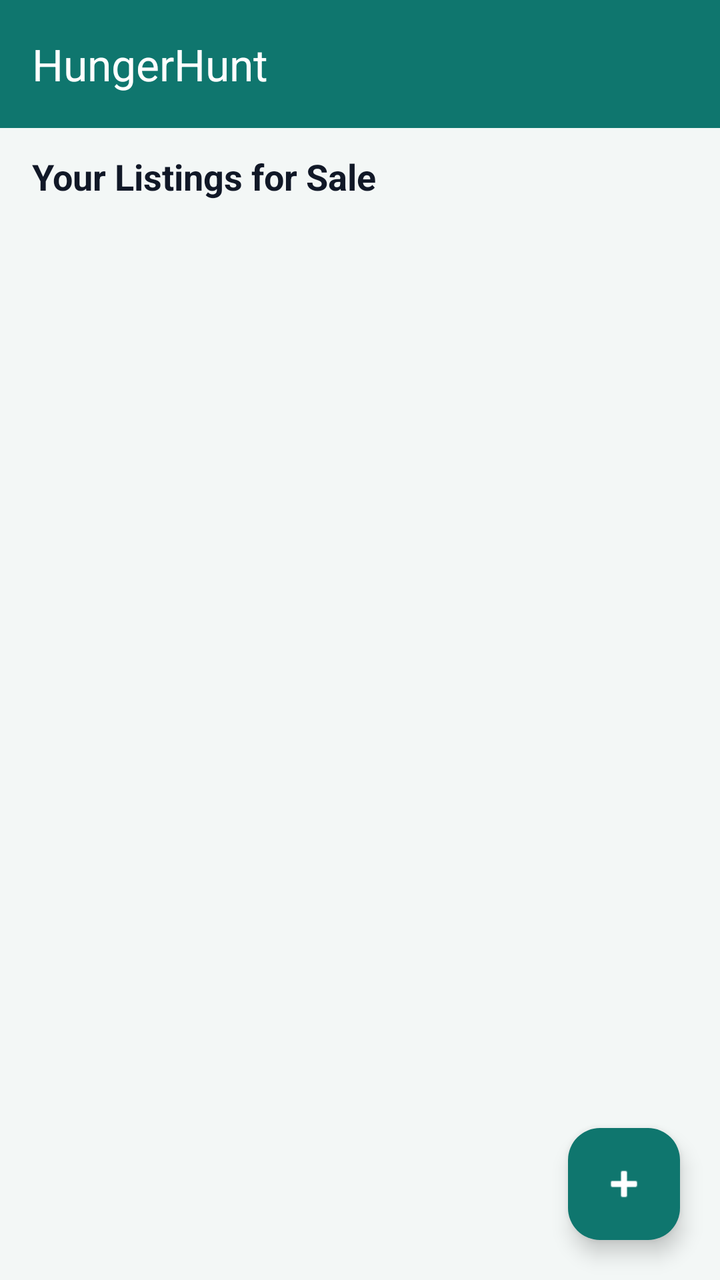
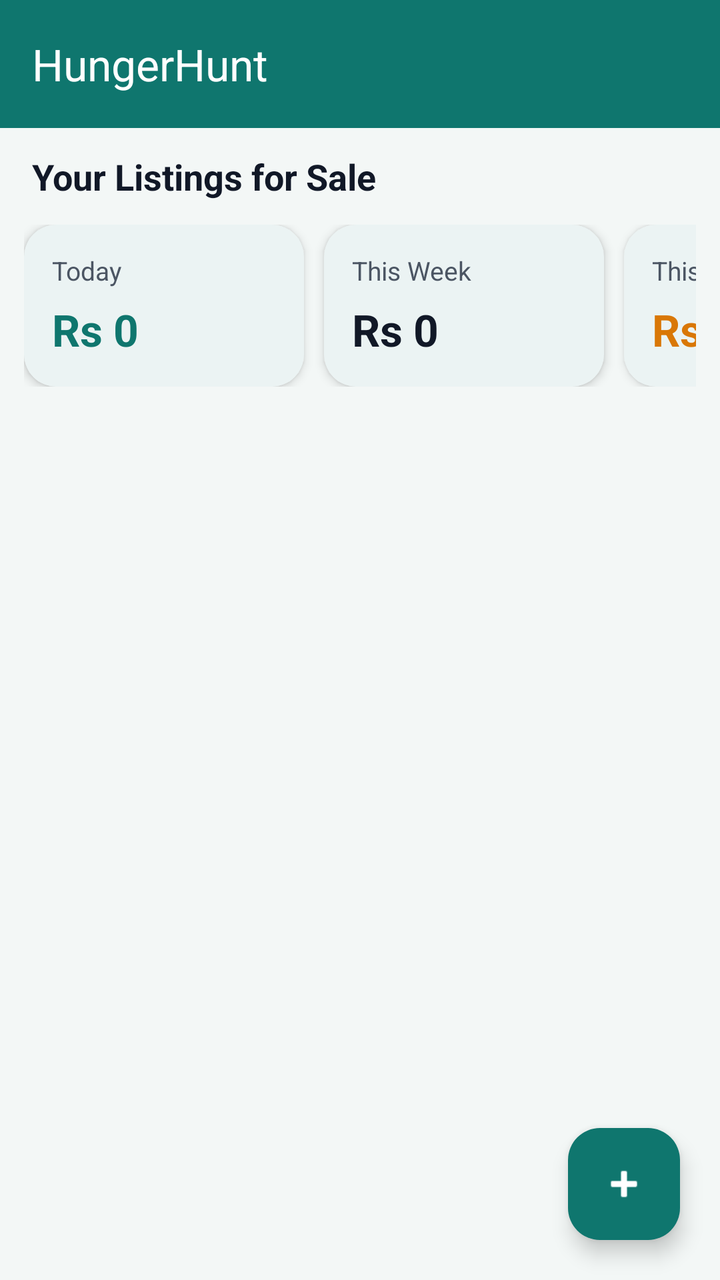

Compare the two renders of this Android layout. The source of the first and the diff that turns it into the second are given below.
<!-- AndroidManifest.xml: application theme Theme.App -->
<!-- res/layout/activity_donor_home.xml -->
<?xml version="1.0" encoding="utf-8"?>
<LinearLayout xmlns:android="http://schemas.android.com/apk/res/android"
    xmlns:app="http://schemas.android.com/apk/res-auto"
    android:layout_width="match_parent"
    android:layout_height="match_parent"
    android:background="@color/light_gray"
    android:orientation="vertical">

    <com.google.android.material.appbar.AppBarLayout
        android:layout_width="match_parent"
        android:layout_height="wrap_content">

        <androidx.appcompat.widget.Toolbar
            android:id="@+id/toolbar"
            android:layout_width="match_parent"
            android:layout_height="?attr/actionBarSize"
            android:background="?attr/colorPrimary"
            app:title="@string/app_name"
            app:titleTextColor="@color/white" />

    </com.google.android.material.appbar.AppBarLayout>

    <TextView
        android:id="@+id/textViewListingsHeader"
        android:layout_width="match_parent"
        android:layout_height="wrap_content"
        android:paddingStart="16dp"
        android:paddingTop="12dp"
        android:paddingEnd="16dp"
        android:paddingBottom="8dp"
        android:text="@string/donor_your_listings"
        android:textColor="@color/text_primary"
        android:textSize="18sp"
        android:textStyle="bold" />

    <FrameLayout
        android:layout_width="match_parent"
        android:layout_height="0dp"
        android:layout_weight="1">

        <androidx.recyclerview.widget.RecyclerView
            android:id="@+id/recyclerViewListings"
            android:layout_width="match_parent"
            android:layout_height="match_parent"
            android:clipToPadding="false"
            android:paddingStart="8dp"
            android:paddingTop="4dp"
            android:paddingEnd="8dp"
            android:paddingBottom="16dp" />

        <com.google.android.material.floatingactionbutton.FloatingActionButton
            android:id="@+id/fabAddListing"
            android:layout_width="wrap_content"
            android:layout_height="wrap_content"
            android:layout_gravity="bottom|end"
            android:layout_margin="20dp"
            android:contentDescription="@string/add_listing_button_text"
            android:src="@android:drawable/ic_input_add"
            app:backgroundTint="@color/green_primary"
            app:tint="@color/white" />
    </FrameLayout>

</LinearLayout>
<!-- resources referenced by this layout -->
<resources>
  <color name="green_primary">#0F766E</color>
  <color name="light_gray">#F3F7F6</color>
  <color name="text_primary">#111827</color>
  <color name="white">#FFFFFFFF</color>
  <string name="add_listing_button_text">Add Listing</string>
  <string name="app_name">HungerHunt</string>
  <string name="donor_your_listings">Your Listings for Sale</string>
  <style name="Theme.App" parent="Theme.Material3.Light.NoActionBar">
          <item name="colorPrimary">@color/green_primary</item>
          <item name="colorPrimaryContainer">@color/green_dark</item>
          <item name="colorOnPrimary">@color/white</item>
          <item name="colorSecondary">@color/orange_accent</item>
          <item name="colorOnSecondary">@color/white</item>
          <item name="colorSurface">@color/surface_card</item>
          <item name="colorOnSurface">@color/text_primary</item>
          <item name="android:statusBarColor" tools:targetApi="l">@color/green_dark</item>
          <item name="android:windowBackground">@color/light_gray</item>
          <item name="android:fontFamily">sans-serif</item>
          <item name="textInputStyle">@style/Widget.App.TextInputLayout</item>
          <item name="buttonStyle">@style/Widget.App.Button</item>
          <item name="materialCardViewStyle">@style/Widget.App.CardView</item>
      </style>
  <color name="green_dark">#0B5E57</color>
  <color name="orange_accent">#D97706</color>
  <color name="surface_card">#FFFFFFFF</color>
  <style name="Widget.App.TextInputLayout" parent="Widget.Material3.TextInputLayout.OutlinedBox">
          <item name="boxStrokeColor">@color/green_primary</item>
          <item name="boxBackgroundColor">@color/surface_card</item>
          <item name="boxCornerRadiusTopStart">14dp</item>
          <item name="boxCornerRadiusTopEnd">14dp</item>
          <item name="boxCornerRadiusBottomStart">14dp</item>
          <item name="boxCornerRadiusBottomEnd">14dp</item>
      </style>
  <style name="Widget.App.Button" parent="Widget.Material3.Button">
          <item name="backgroundTint">@color/green_primary</item>
          <item name="android:textColor">@color/white</item>
          <item name="cornerRadius">14dp</item>
          <item name="android:minHeight">52dp</item>
          <item name="android:textStyle">bold</item>
      </style>
  <style name="Widget.App.CardView" parent="Widget.Material3.CardView.Elevated">
          <item name="cardCornerRadius">18dp</item>
          <item name="cardElevation">4dp</item>
          <item name="cardBackgroundColor">@color/surface_card</item>
      </style>
</resources>

<!-- the commit's change to res/layout/activity_donor_home.xml (unified diff, before → after) -->
@@ -32,6 +32,187 @@
         android:textColor="@color/text_primary"
         android:textSize="18sp"
         android:textStyle="bold" />
+
+    <HorizontalScrollView
+        android:layout_width="match_parent"
+        android:layout_height="wrap_content"
+        android:fillViewport="false"
+        android:paddingStart="12dp"
+        android:paddingTop="4dp"
+        android:paddingEnd="12dp"
+        android:paddingBottom="8dp"
+        android:scrollbars="none">
+
+        <LinearLayout
+            android:layout_width="wrap_content"
+            android:layout_height="wrap_content"
+            android:orientation="horizontal">
+
+            <com.google.android.material.card.MaterialCardView
+                android:layout_width="140dp"
+                android:layout_height="wrap_content"
+                android:layout_marginEnd="10dp"
+                app:cardBackgroundColor="@color/surface_card"
+                app:cardCornerRadius="16dp"
+                app:cardElevation="3dp">
+
+                <LinearLayout
+                    android:layout_width="match_parent"
+                    android:layout_height="wrap_content"
+                    android:orientation="vertical"
+                    android:padding="14dp">
+
+                    <TextView
+                        android:layout_width="wrap_content"
+                        android:layout_height="wrap_content"
+                        android:text="Today"
+                        android:textColor="@color/text_secondary"
+                        android:textSize="13sp" />
+
+                    <TextView
+                        android:id="@+id/textViewTodayRevenue"
+                        android:layout_width="wrap_content"
+                        android:layout_height="wrap_content"
+                        android:layout_marginTop="6dp"
+                        android:text="Rs 0"
+                        android:textColor="@color/green_primary"
+                        android:textSize="22sp"
+                        android:textStyle="bold" />
+                </LinearLayout>
+            </com.google.android.material.card.MaterialCardView>
+
+            <com.google.android.material.card.MaterialCardView
+                android:layout_width="140dp"
+                android:layout_height="wrap_content"
+                android:layout_marginEnd="10dp"
+                app:cardBackgroundColor="@color/surface_card"
+                app:cardCornerRadius="16dp"
+                app:cardElevation="3dp">
+
+                <LinearLayout
+                    android:layout_width="match_parent"
+                    android:layout_height="wrap_content"
+                    android:orientation="vertical"
+                    android:padding="14dp">
+
+                    <TextView
+                        android:layout_width="wrap_content"
+                        android:layout_height="wrap_content"
+                        android:text="This Week"
+                        android:textColor="@color/text_secondary"
+                        android:textSize="13sp" />
+
+                    <TextView
+                        android:id="@+id/textViewWeekRevenue"
+                        android:layout_width="wrap_content"
+                        android:layout_height="wrap_content"
+                        android:layout_marginTop="6dp"
+                        android:text="Rs 0"
+                        android:textColor="@color/text_primary"
+                        android:textSize="22sp"
+                        android:textStyle="bold" />
+                </LinearLayout>
+            </com.google.android.material.card.MaterialCardView>
+
+            <com.google.android.material.card.MaterialCardView
+                android:layout_width="140dp"
+                android:layout_height="wrap_content"
+                android:layout_marginEnd="10dp"
+                app:cardBackgroundColor="@color/surface_card"
+                app:cardCornerRadius="16dp"
+                app:cardElevation="3dp">
+
+                <LinearLayout
+                    android:layout_width="match_parent"
+                    android:layout_height="wrap_content"
+                    android:orientation="vertical"
+                    android:padding="14dp">
+
+                    <TextView
+                        android:layout_width="wrap_content"
+                        android:layout_height="wrap_content"
+                        android:text="This Month"
+                        android:textColor="@color/text_secondary"
+                        android:textSize="13sp" />
+
+                    <TextView
+                        android:id="@+id/textViewMonthRevenue"
+                        android:layout_width="wrap_content"
+                        android:layout_height="wrap_content"
+                        android:layout_marginTop="6dp"
+                        android:text="Rs 0"
+                        android:textColor="@color/orange_accent"
+                        android:textSize="22sp"
+                        android:textStyle="bold" />
+                </LinearLayout>
+            </com.google.android.material.card.MaterialCardView>
+
+            <com.google.android.material.card.MaterialCardView
+                android:layout_width="140dp"
+                android:layout_height="wrap_content"
+                android:layout_marginEnd="10dp"
+                app:cardBackgroundColor="@color/surface_card"
+                app:cardCornerRadius="16dp"
+                app:cardElevation="3dp">
+
+                <LinearLayout
+                    android:layout_width="match_parent"
+                    android:layout_height="wrap_content"
+                    android:orientation="vertical"
+                    android:padding="14dp">
+
+                    <TextView
+                        android:layout_width="wrap_content"
+                        android:layout_height="wrap_content"
+                        android:text="Completed Sales"
+                        android:textColor="@color/text_secondary"
+                        android:textSize="13sp" />
+
+                    <TextView
+                        android:id="@+id/textViewCompletedSales"
+                        android:layout_width="wrap_content"
+                        android:layout_height="wrap_content"
+                        android:layout_marginTop="6dp"
+                        android:text="0"
+                        android:textColor="@color/text_primary"
+                        android:textSize="22sp"
+                        android:textStyle="bold" />
+                </LinearLayout>
+            </com.google.android.material.card.MaterialCardView>
+
+            <com.google.android.material.card.MaterialCardView
+                android:layout_width="140dp"
+                android:layout_height="wrap_content"
+                app:cardBackgroundColor="@color/surface_card"
+                app:cardCornerRadius="16dp"
+                app:cardElevation="3dp">
+
+                <LinearLayout
+                    android:layout_width="match_parent"
+                    android:layout_height="wrap_content"
+                    android:orientation="vertical"
+                    android:padding="14dp">
+
+                    <TextView
+                        android:layout_width="wrap_content"
+                        android:layout_height="wrap_content"
+                        android:text="Items Sold"
+                        android:textColor="@color/text_secondary"
+                        android:textSize="13sp" />
+
+                    <TextView
+                        android:id="@+id/textViewItemsSold"
+                        android:layout_width="wrap_content"
+                        android:layout_height="wrap_content"
+                        android:layout_marginTop="6dp"
+                        android:text="0"
+                        android:textColor="@color/text_primary"
+                        android:textSize="22sp"
+                        android:textStyle="bold" />
+                </LinearLayout>
+            </com.google.android.material.card.MaterialCardView>
+        </LinearLayout>
+    </HorizontalScrollView>
 
     <FrameLayout
         android:layout_width="match_parent"
<!-- resource entries referenced after the edit -->
@@ -3,6 +3,7 @@
   <color name="green_primary">#0F766E</color>
   <color name="light_gray">#F3F7F6</color>
   <color name="text_primary">#111827</color>
+  <color name="text_secondary">#4B5563</color>
   <color name="white">#FFFFFFFF</color>
   <string name="add_listing_button_text">Add Listing</string>
   <string name="app_name">HungerHunt</string>
@@ -19,6 +20,7 @@
           <item name="android:windowBackground">@color/light_gray</item>
           <item name="android:fontFamily">sans-serif</item>
           <item name="textInputStyle">@style/Widget.App.TextInputLayout</item>
+          <item name="editTextStyle">@style/Widget.App.EditText</item>
           <item name="buttonStyle">@style/Widget.App.Button</item>
           <item name="materialCardViewStyle">@style/Widget.App.CardView</item>
       </style>
@@ -32,6 +34,10 @@
           <item name="boxCornerRadiusTopEnd">14dp</item>
           <item name="boxCornerRadiusBottomStart">14dp</item>
           <item name="boxCornerRadiusBottomEnd">14dp</item>
+      </style>
+  <style name="Widget.App.EditText" parent="Widget.AppCompat.EditText">
+          <item name="android:textColor">@color/text_primary</item>
+          <item name="android:textColorHint">@color/text_secondary</item>
       </style>
   <style name="Widget.App.Button" parent="Widget.Material3.Button">
           <item name="backgroundTint">@color/green_primary</item>
